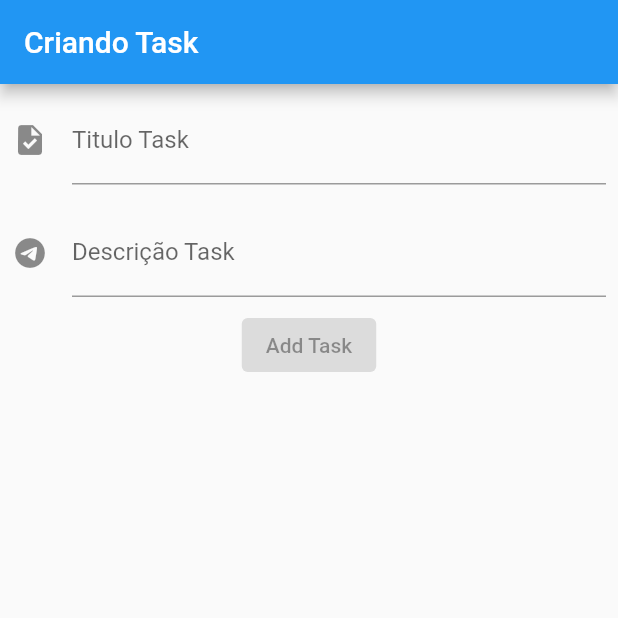
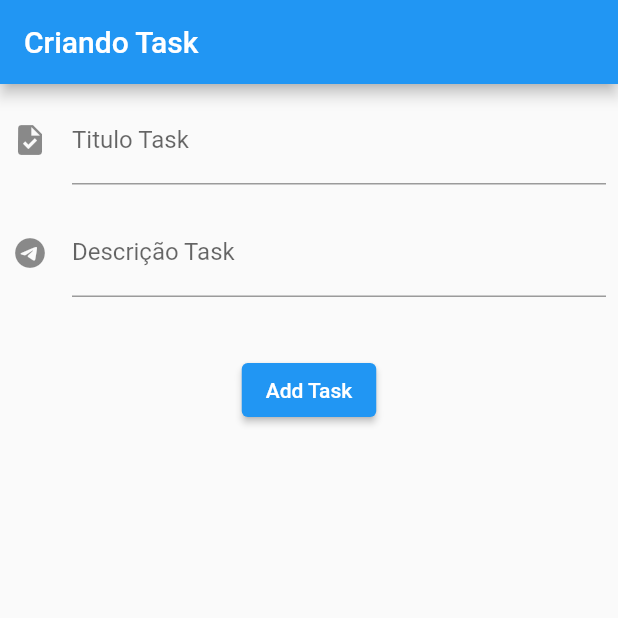
Before and after one commit to WillAPS/crud_flutter, a Flutter app: the screen it shows after launch, on a phone screen of 412 x 824 dp, the top half of it. Run offline on Flutter 3.47's test engine with Material 2 defaults, Android fonts, the phone set to English and light mode, and no system bars.

```diff
--- a/lib/main.dart
+++ b/lib/main.dart
@@ -50,10 +50,13 @@ class FormAddTask extends StatelessWidget {
             ),
           ),
         ),
-        ElevatedButton(onPressed: null, child: Text("Add Task"))
+        SizedBox(height: 30),
+        ElevatedButton(
+          onPressed: () {},
+          child: Text("Add Task"),
+        ),
       ]),
     );
-    ;
   }
 }
 
```
Also changed, not shown: 1 other file.
